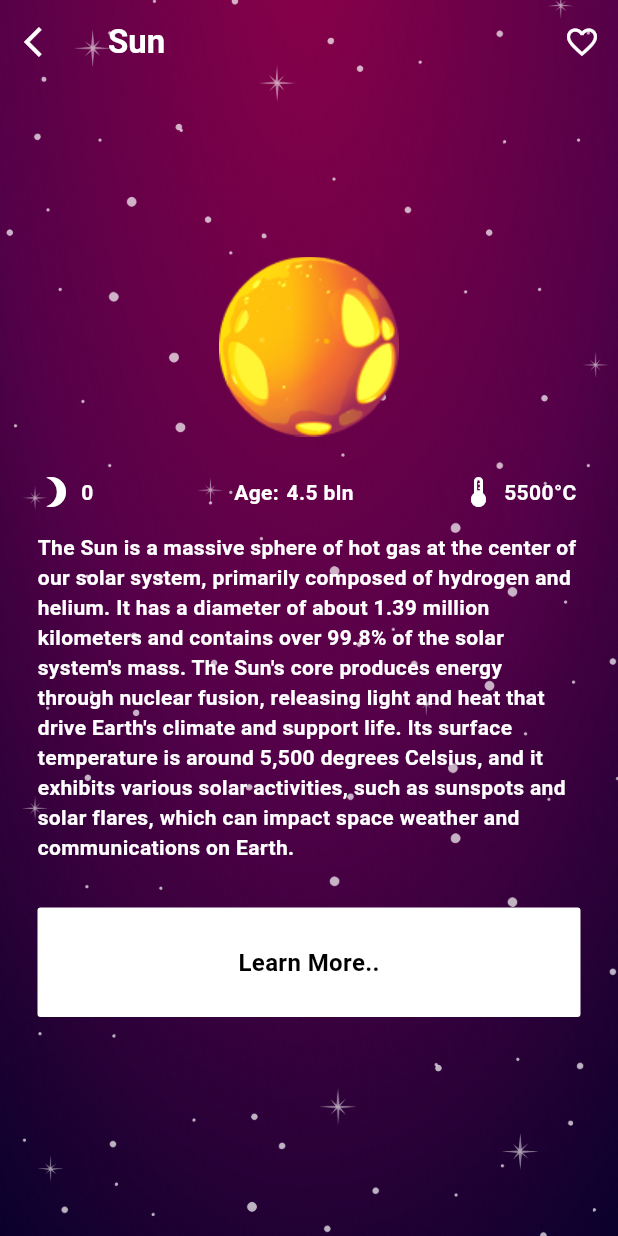
After one commit to usama-devv/solar-system-app, a Flutter app: the PlanetDetailPage screen opened directly with sample values from the repository, on a phone screen of 412 x 824 dp. The commit adds this screen. Run offline on Flutter 3.47's test engine with Material 3 defaults, Android fonts, the light colour scheme and no system bars.

Commit message:
initial commit

```diff
--- /dev/null
+++ b/lib/Components/my_button.dart
@@ -0,0 +1,35 @@
+import 'package:flutter/material.dart';
+
+class MyButton extends StatelessWidget {
+  final Function()? onTap;
+  final String text;
+  const MyButton({
+    super.key,
+    required this.onTap,
+    required this.text,
+  });
+
+  @override
+  Widget build(BuildContext context) {
+    return GestureDetector(
+      onTap: onTap,
+      child: Container(
+        padding: const EdgeInsets.all(25),
+        decoration: BoxDecoration(
+          color: Colors.white,
+          borderRadius: BorderRadius.circular(2),
+        ),
+        child: Center(
+          child: Text(
+            text,
+            style: const TextStyle(
+              color: Colors.black,
+              fontWeight: FontWeight.bold,
+              fontSize: 16,
+            ),
+          ),
+        ),
+      ),
+    );
+  }
+}
--- a/lib/Model/planet.dart
+++ b/lib/Model/planet.dart
@@ -25,81 +25,81 @@ List<PlanetInfo> planets = [
     id: 0,
     name: "Sun",
     iconImage: "assets/images/Sun.png",
-    description: "",
+    description: "The Sun is a massive sphere of hot gas at the center of our solar system, primarily composed of hydrogen and helium. It has a diameter of about 1.39 million kilometers and contains over 99.8% of the solar system's mass. The Sun's core produces energy through nuclear fusion, releasing light and heat that drive Earth's climate and support life. Its surface temperature is around 5,500 degrees Celsius, and it exhibits various solar activities, such as sunspots and solar flares, which can impact space weather and communications on Earth.",
     moon: 0,
-    age: "4.603 bln",
-    temp: "5498°C",
+    age: "4.5 bln",
+    temp: "5500°C",
   ),
   PlanetInfo(
     id: 1,
     name: "Mercury",
     iconImage: "assets/images/Mercury.png",
-    description: "",
+    description: "Mercury is the closest planet to the Sun and is known for its rocky surface and extreme temperature variations, ranging from -173°C at night to 427°C during the day. It has no atmosphere to retain heat and no moons. Despite being the smallest planet, Mercury has a heavily cratered surface similar to the Moon.",
     moon: 0,
-    age: "4.603 bln",
-    temp: "5498°C",
+    age: "4.5 bln",
+    temp: "-173°C to 427°C",
   ),
   PlanetInfo(
     id: 2,
     name: "Venus",
     iconImage: "assets/images/Venus.png",
-    description: "",
+    description: "Venus is similar in size to Earth but has a thick, toxic atmosphere composed mainly of carbon dioxide, with clouds of sulfuric acid. It is the hottest planet in the solar system, with average surface temperatures around 462°C due to a runaway greenhouse effect. Venus has no moons and rotates very slowly in the opposite direction to most planets.",
     moon: 0,
-    age: "4.603 bln",
-    temp: "5498°C",
+    age: "4.5 bln",
+    temp: "462°C",
   ),
   PlanetInfo(
     id: 3,
     name: "Earth",
     iconImage: "assets/images/Earth.png",
-    description: "",
-    moon: 0,
-    age: "4.603 bln",
-    temp: "5498°C",
+    description: "Earth is the third planet from the Sun and the only known planet to support life, with a diverse climate and a surface covered in water. It has a protective atmosphere rich in nitrogen and oxygen and one moon. Earth's average temperature is about 15°C, allowing for liquid water and a wide range of ecosystems.",
+    moon: 1,
+    age: "4.5 bln",
+    temp: "15°C",
   ),
   PlanetInfo(
     id: 4,
     name: "Mars",
     iconImage: "assets/images/Mars.png",
-    description: "",
-    moon: 0,
-    age: "4.603 bln",
-    temp: "5498°C",
+    description: "Mars is often called the Red Planet due to its iron oxide-rich surface, giving it a reddish appearance. Mars has a thin atmosphere, primarily composed of carbon dioxide, and temperatures averaging around -63°C. It has two small moons, Phobos and Deimos, and features such as large volcanoes and ancient riverbeds.",
+    moon: 2,
+    age: "4.5 bln",
+    temp: "-63°C",
   ),
   PlanetInfo(
     id: 5,
     name: "Jupiter",
     iconImage: "assets/images/Jupiter.png",
-    description: "",
-    moon: 0,
-    age: "4.603 bln",
-    temp: "5498°C",
+    description: "Jupiter is the largest planet in the solar system, a gas giant primarily composed of hydrogen and helium. It has at least 95 moons, including the largest moon, Ganymede, and the famous Great Red Spot, a giant storm. Jupiter's average temperature is about -145°C, and it lacks a solid surface.",
+    moon: 95,
+    age: "4.5 bln",
+    temp: "-145°C",
   ),
   PlanetInfo(
     id: 6,
     name: "Saturn",
     iconImage: "assets/images/Saturn.png",
-    description: "",
-    moon: 0,
-    age: "4.603 bln",
-    temp: "5498°C",
+    description: "Saturn is known for its stunning ring system, made of ice and rock particles. Like Jupiter, it is a gas giant with a hydrogen and helium atmosphere. Saturn has 146 known moons, including Titan, which is larger than Mercury. The planet's average temperature is around -178°C.",
+    moon: 146,
+    age: "4.5 bln",
+    temp: "-178°C",
   ),
   PlanetInfo(
     id: 7,
     name: "Uranus",
     iconImage: "assets/images/Uranus.png",
-    description: "",
-    moon: 0,
-    age: "4.603 bln",
-    temp: "5498°C",
+    description: "Uranus is an ice giant with a unique tilt that causes it to rotate on its side, leading to extreme seasonal changes. Its atmosphere consists mostly of hydrogen, helium, and methane, giving it a blue-green color. Uranus has 27 known moons and average temperatures of about -195°C.",
+    moon: 27,
+    age: "4.5 bln",
+    temp: "-195°C",
   ),
   PlanetInfo(
     id: 8,
     name: "Neptune",
     iconImage: "assets/images/Neptune.png",
-    description: "",
-    moon: 0,
-    age: "4.603 bln",
-    temp: "5498°C",
+    description: "Neptune is the farthest planet from the Sun, known for its deep blue color and strong winds. It is an ice giant with an atmosphere rich in hydrogen, helium, and methane. Neptune has 14 known moons, with Triton being the largest. Its average temperature is around -200°C.",
+    moon: 14,
+    age: "4.5 bln",
+    temp: "-200°C",
   ),
 ];
--- /dev/null
+++ b/lib/Views/planet_detail_page.dart
@@ -0,0 +1,163 @@
+import 'package:flutter/material.dart';
+import 'package:solar_system_app/Components/my_button.dart';
+import 'package:solar_system_app/Model/planet.dart';
+
+class PlanetDetailPage extends StatelessWidget {
+  final PlanetInfo planet;
+  const PlanetDetailPage({
+    super.key,
+    required this.planet,
+  });
+
+  @override
+  Widget build(BuildContext context) {
+    return Scaffold(
+      appBar: AppBar(
+        title: Text(
+          planet.name,
+          style: const TextStyle(
+            color: Colors.white,
+            fontWeight: FontWeight.bold,
+          ),
+        ),
+        backgroundColor: Colors.transparent,
+        actions: [
+          IconButton(
+            onPressed: () {},
+            icon: const Icon(
+              Icons.favorite_border,
+              color: Colors.white,
+            ),
+          ),
+        ],
+        leading: IconButton(
+          onPressed: () {
+            Navigator.pop(context);
+          },
+          icon: const Icon(
+            Icons.arrow_back_ios,
+            color: Colors.white,
+          ),
+        ),
+      ),
+      extendBodyBehindAppBar: true,
+      backgroundColor: Colors.transparent,
+      body: Container(
+        width: double.infinity,
+        height: double.infinity,
+        decoration: const BoxDecoration(
+          image: DecorationImage(
+            image: AssetImage("assets/images/background.png"),
+            fit: BoxFit.cover,
+          ),
+        ),
+        child: Padding(
+          padding: const EdgeInsets.symmetric(horizontal: 25),
+          child: Column(
+            mainAxisAlignment: MainAxisAlignment.center,
+            children: [
+              const SizedBox(
+                height: 25,
+              ),
+              //Planet Image
+              Image.asset(
+                planet.iconImage,
+                fit: BoxFit.fill,
+              ),
+              const SizedBox(
+                height: 25,
+              ),
+              //Planet Details
+              Row(
+                mainAxisAlignment: MainAxisAlignment.spaceBetween,
+                children: [
+                  //! Moon
+                  SizedBox(
+                    width: 80,
+                    child: Row(
+                      children: [
+                        const Icon(
+                          Icons.brightness_3,
+                          color: Colors.white,
+                        ),
+                        const SizedBox(
+                          width: 5,
+                        ),
+                        Text(
+                          planet.moon.toString(),
+                          style: const TextStyle(
+                            color: Colors.white,
+                            fontWeight: FontWeight.bold,
+                          ),
+                        ),
+                      ],
+                    ),
+                  ),
+                  //! Age
+                  SizedBox(
+                    width: 100,
+                    child: Row(
+                      children: [
+                        const Text(
+                          "Age:",
+                          style: TextStyle(
+                            color: Colors.white,
+                            fontWeight: FontWeight.bold,
+                          ),
+                        ),
+                        const SizedBox(
+                          width: 5,
+                        ),
+                        Text(
+                          planet.age,
+                          style: const TextStyle(
+                            color: Colors.white,
+                            fontWeight: FontWeight.bold,
+                          ),
+                        ),
+                      ],
+                    ),
+                  ),
+                  //! Temp
+                  SizedBox(
+                    width: 80,
+                    child: Row(
+                      children: [
+                        const Icon(
+                          Icons.thermostat,
+                          color: Colors.white,
+                        ),
+                        const SizedBox(
+                          width: 5,
+                        ),
+                        Text(
+                          planet.temp,
+                          style: const TextStyle(
+                            color: Colors.white,
+                            fontWeight: FontWeight.bold,
+                          ),
+                        ),
+                      ],
+                    ),
+                  ),
+                ],
+              ),
+              const SizedBox(height: 15,),
+
+              //Planet Description
+              Text(planet.description,
+                style: const TextStyle(
+                  color: Colors.white,
+                  fontWeight: FontWeight.bold,
+                ),
+              ),
+              const SizedBox(height: 30,),
+              //Learn More
+              MyButton(onTap: () {}, text: 'Learn More..',),
+            ],
+          ),
+        ),
+      ),
+    );
+  }
+}
```
Also changed, not shown: lib/Views/home_page.dart (+45 -12 lines).
